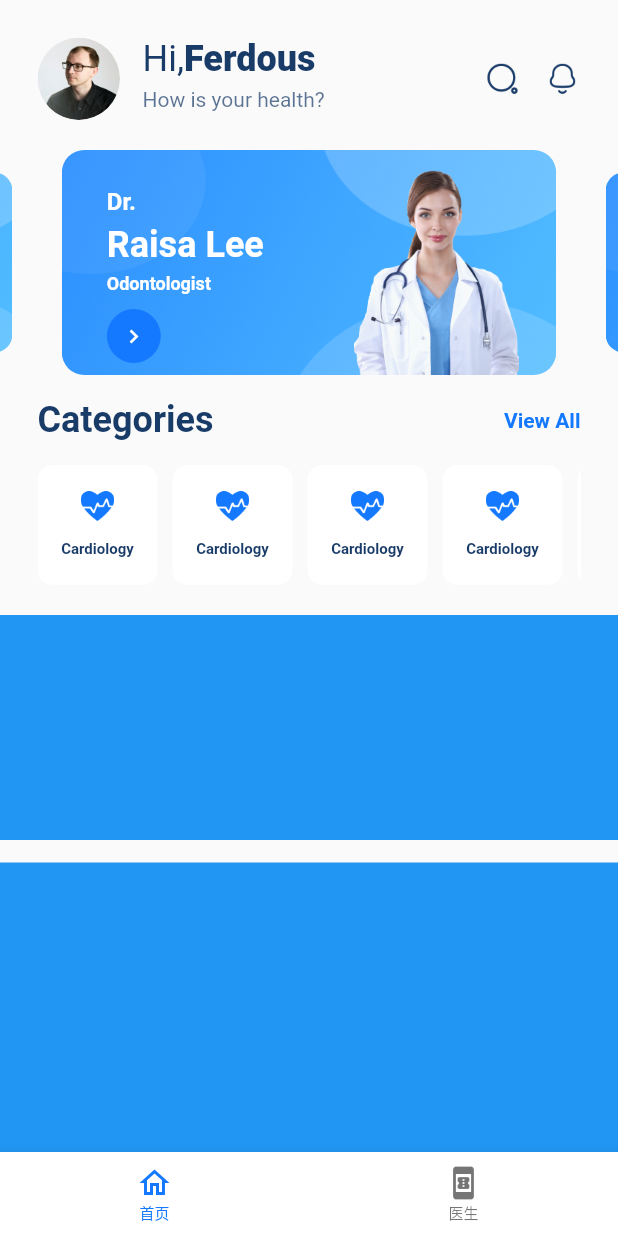
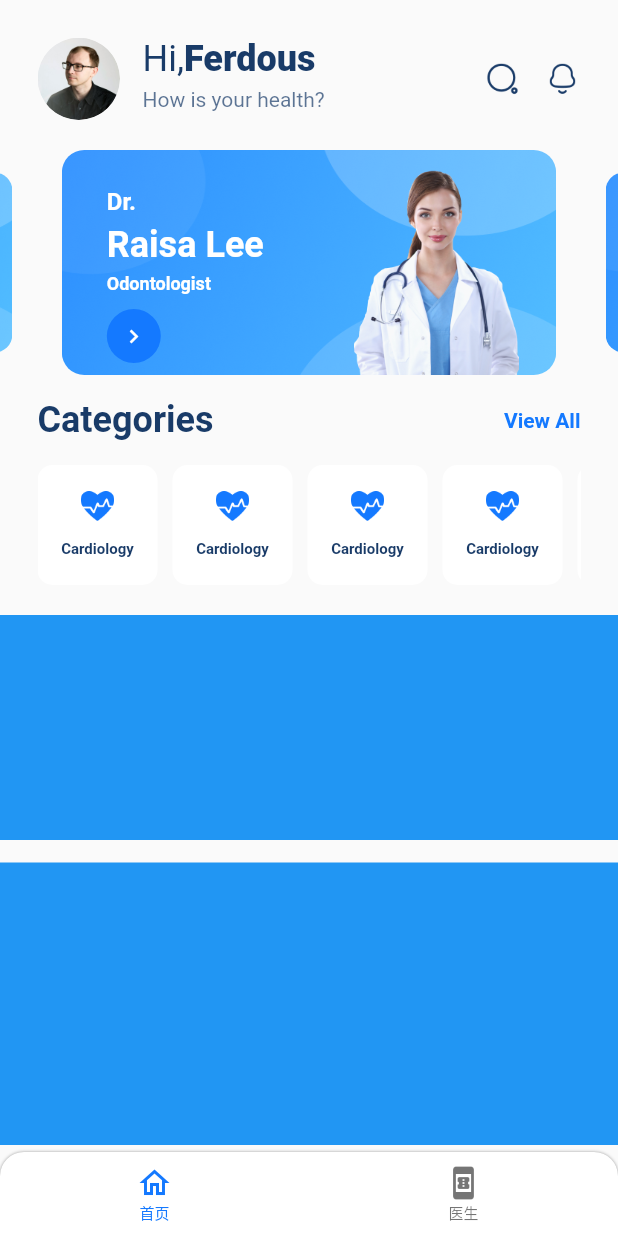
Before and after one commit to pistachio214/medi_talk_for_flutter, a Flutter app: the Main screen opened by its route, on a phone screen of 412 x 824 dp. Run offline on Flutter 3.47's test engine with Material 2 defaults, Android fonts, the phone set to English and light mode, and no system bars; our stand-ins replace flutter_easyloading, flutter_swiper_view, shared_preferences; accounts and stored records are empty.

Commit message:
update 底部导航栏圆角处理.

```diff
--- a/lib/views/main/home/index.dart
+++ b/lib/views/main/home/index.dart
@@ -20,6 +20,8 @@ class _HomeState extends State<Home> {
 
     return Scaffold(
       body: SafeArea(
+        child: Container(
+          margin: const EdgeInsets.only(bottom: 5),
           child: Column(
             children: <Widget>[
               // 头像和通知栏
@@ -47,7 +49,8 @@ class _HomeState extends State<Home> {
                               width: size.width - 25 * 2,
                               height: 30,
                               child: Row(
-                              mainAxisAlignment: MainAxisAlignment.spaceBetween,
+                                mainAxisAlignment:
+                                    MainAxisAlignment.spaceBetween,
                                 mainAxisSize: MainAxisSize.min,
                                 children: <Widget>[
                                   SizedBox(
@@ -129,11 +132,14 @@ class _HomeState extends State<Home> {
                                                   Text(
                                                     "Cardiology",
                                                     style: TextStyle(
-                                                    fontWeight: FontWeight.w600,
+                                                      fontWeight:
+                                                          FontWeight.w600,
                                                       fontSize: 10,
-                                                    color: ColorUtil.hexToColor(
+                                                      color:
+                                                          ColorUtil.hexToColor(
                                                               "#193B68"),
-                                                    overflow: TextOverflow.ellipsis,
+                                                      overflow:
+                                                          TextOverflow.ellipsis,
                                                     ),
                                                   )
                                                 ],
@@ -176,6 +182,7 @@ class _HomeState extends State<Home> {
             ],
           ),
         ),
+      ),
     );
   }
 }
--- a/lib/views/main/index.dart
+++ b/lib/views/main/index.dart
@@ -40,6 +40,7 @@ class _MainState extends State<Main> {
   @override
   Widget build(BuildContext context) {
     return Scaffold(
+      extendBody: true,
       bottomNavigationBar: MainBottomNavigationBarWidget(
         bottomTabs: bottomTabs,
         onTapHander: (int index) => _onTapHander(index),
--- a/lib/widgets/main/main_bottom_navigation_bar_widget.dart
+++ b/lib/widgets/main/main_bottom_navigation_bar_widget.dart
@@ -22,6 +22,8 @@ class _MainBottomNavigationBarWidgetState
     extends State<MainBottomNavigationBarWidget> {
   late int _currentIndex = 0;
 
+  double radiusCircular = 16.0;
+
   @override
   Widget build(BuildContext context) {
     // fix 为取消下边栏点击按钮时的水波纹,特意处理一层theme
@@ -29,6 +31,25 @@ class _MainBottomNavigationBarWidgetState
       data: ThemeData(
         highlightColor: Colors.transparent,
         splashColor: Colors.transparent,
+      ),
+      child: Container(
+        decoration: BoxDecoration(
+          borderRadius: BorderRadius.only(
+            topLeft: Radius.circular(radiusCircular),
+            topRight: Radius.circular(radiusCircular),
+          ),
+          boxShadow: const [
+            BoxShadow(
+              color: Colors.black38,
+              spreadRadius: 0,
+              blurRadius: 1,
+            ),
+          ],
+        ),
+        child: ClipRRect(
+          borderRadius: BorderRadius.only(
+            topLeft: Radius.circular(radiusCircular),
+            topRight: Radius.circular(radiusCircular),
           ),
           child: BottomNavigationBar(
             backgroundColor: Colors.white,
@@ -50,6 +71,8 @@ class _MainBottomNavigationBarWidgetState
             // 未选中时文字大小
             unselectedFontSize: 10,
           ),
+        ),
+      ),
     );
   }
 }
```
Lines whose indentation alone changed are shown as unchanged.
